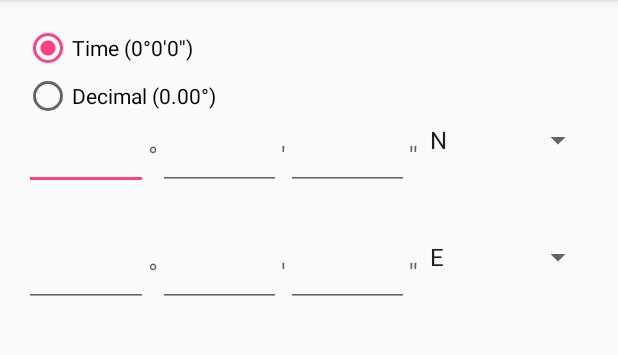
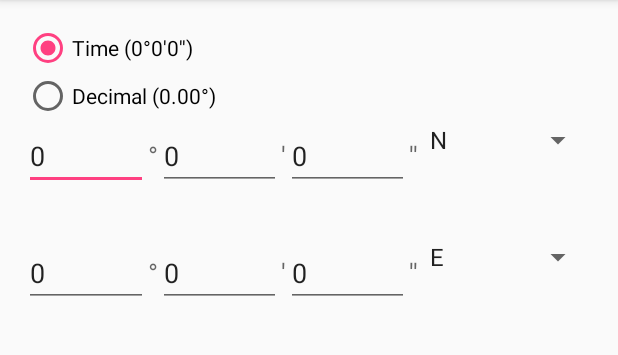
Before and after one commit to Gerii/sw16_free_LittleWhale, an Android app: the EnterCoordinates screen opened directly, with no data from a screen before it, after a tap on an icon or button, on a phone screen of 412 x 824 dp, the part 84-439 px from its top. Run offline under Robolectric (Android 15) with nearby library versions, the phone set to English and light mode, and no system bars.

Commit message:
[PA, PR]{test after code} implemented coordinate conversion

```diff
--- a/LittleWhale/app/src/main/java/com/example/andrea/littewhale/EnterCoordinates.java
+++ b/LittleWhale/app/src/main/java/com/example/andrea/littewhale/EnterCoordinates.java
@@ -8,6 +8,7 @@ import android.view.View;
 import android.widget.Button;
 import android.widget.LinearLayout;
 import android.widget.RadioButton;
+import android.widget.Spinner;
 import android.widget.TextView;
 
 public class EnterCoordinates extends AppCompatActivity {
@@ -49,7 +50,7 @@ public class EnterCoordinates extends AppCompatActivity {
         try{
             return Integer.parseInt(numberString);
         } catch(Exception e) {
-            return -1;
+            return 0;
         }
     }
 
@@ -59,14 +60,20 @@ public class EnterCoordinates extends AppCompatActivity {
         int secondsLatitude = convertToInt(((TextView) findViewById(R.id.editTextSecondLatitude)).getText().toString());
 
         int degreesLongitude = convertToInt(((TextView) findViewById(R.id.editTextDegreeTimeLongitude)).getText().toString());
-        int minutesLongitude = convertToInt(((TextView) findViewById(R.id.editTextMinuteLatitude)).getText().toString());
-        int secondsLongitude = convertToInt(((TextView) findViewById(R.id.editTextSecondLatitude)).getText().toString());
+        int minutesLongitude = convertToInt(((TextView) findViewById(R.id.editTextMinuteLongitude)).getText().toString());
+        int secondsLongitude = convertToInt(((TextView) findViewById(R.id.editTextSecondLongitude)).getText().toString());
 
         double decimalLatitude = timeToDecimalConversion(degreesLatitude, minutesLatitude, secondsLatitude);
         ((TextView) findViewById(R.id.editTextDegreeDecimalLatitude)).setText(Double.toString(decimalLatitude));
 
         double decimalLongitude = timeToDecimalConversion(degreesLongitude, minutesLongitude, secondsLongitude);
         ((TextView) findViewById(R.id.editTextDegreeDecimalLongitude)).setText(Double.toString(decimalLongitude));
+
+        int longitudeSelectionIndex = ((Spinner) findViewById(R.id.spinnerCardinalDirectionTimeLongitude)).getSelectedItemPosition();
+        int latitudeSelectionIndex = ((Spinner) findViewById(R.id.spinnerCardinalDirectionTimeLatitude)).getSelectedItemPosition();
+        ((Spinner) findViewById(R.id.spinnerCardinalDirectionDecimalLatitude)).setSelection(latitudeSelectionIndex);
+        ((Spinner) findViewById(R.id.spinnerCardinalDirectionDecimalLongitude)).setSelection(longitudeSelectionIndex);
+
 
     }
 
@@ -78,6 +85,30 @@ public class EnterCoordinates extends AppCompatActivity {
 
 
     private void setViewDecimalToTime() {
+        double longitude = 0;
+        double latitude = 0;
+        try {
+            longitude = Double.parseDouble(((TextView) findViewById(R.id.editTextDegreeDecimalLongitude)).getText().toString());
+            latitude = Double.parseDouble(((TextView) findViewById(R.id.editTextDegreeDecimalLatitude)).getText().toString());
+        }catch (Exception e) {
+
+        }
+        int[] longitudeArray = decimalToTimeConversion(longitude);
+        int[] latitudeArray = decimalToTimeConversion(latitude);
+
+        ((TextView) findViewById(R.id.editTextDegreeTimeLatitude)).setText(Integer.toString(latitudeArray[0]));
+        ((TextView) findViewById(R.id.editTextMinuteLatitude)).setText(Integer.toString(latitudeArray[1]));
+        ((TextView) findViewById(R.id.editTextSecondLatitude)).setText(Integer.toString(latitudeArray[2]));
+
+        ((TextView) findViewById(R.id.editTextDegreeTimeLongitude)).setText(Integer.toString(longitudeArray[0]));
+        ((TextView) findViewById(R.id.editTextMinuteLongitude)).setText(Integer.toString(longitudeArray[1]));
+        ((TextView) findViewById(R.id.editTextSecondLongitude)).setText(Integer.toString(longitudeArray[2]));
+
+        int longitudeSelectionIndex = ((Spinner) findViewById(R.id.spinnerCardinalDirectionDecimalLongitude)).getSelectedItemPosition();
+        int latitudeSelectionIndex = ((Spinner) findViewById(R.id.spinnerCardinalDirectionDecimalLatitude)).getSelectedItemPosition();
+        ((Spinner) findViewById(R.id.spinnerCardinalDirectionTimeLatitude)).setSelection(latitudeSelectionIndex);
+        ((Spinner) findViewById(R.id.spinnerCardinalDirectionTimeLongitude)).setSelection(longitudeSelectionIndex);
+
 
     }
 
@@ -89,7 +120,7 @@ public class EnterCoordinates extends AppCompatActivity {
         degree *= 60;
         result[1] = (int) Math.floor(degree);
         degree -= result[1];
-        degree *= 3600;
+        degree *= 60;
         result[2] = (int) Math.floor(degree);
 
         return result;
--- a/LittleWhale/app/src/main/res/layout/activity_enter_coordinates.xml
+++ b/LittleWhale/app/src/main/res/layout/activity_enter_coordinates.xml
@@ -253,7 +253,7 @@
                 <Spinner
                     android:layout_width="match_parent"
                     android:layout_height="match_parent"
-                    android:id="@+id/spinner"
+                    android:id="@+id/spinnerCardinalDirectionDecimalLatitude"
                     android:entries="@array/latitude" />
             </FrameLayout>
         </LinearLayout>
@@ -293,7 +293,7 @@
                 <Spinner
                     android:layout_width="match_parent"
                     android:layout_height="match_parent"
-                    android:id="@+id/spinnerCardinalDirectionDecimalLogitude"
+                    android:id="@+id/spinnerCardinalDirectionDecimalLongitude"
                     android:entries="@array/longitude"
                     />
             </FrameLayout>
```
Also changed, not shown: 1 other file.
